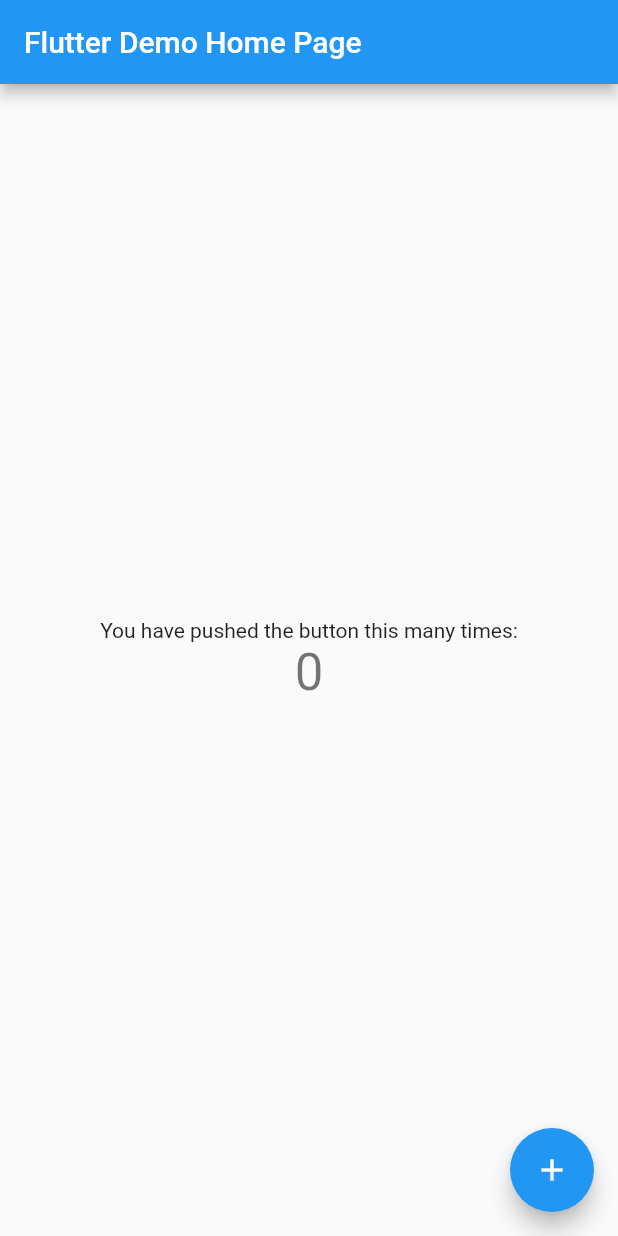
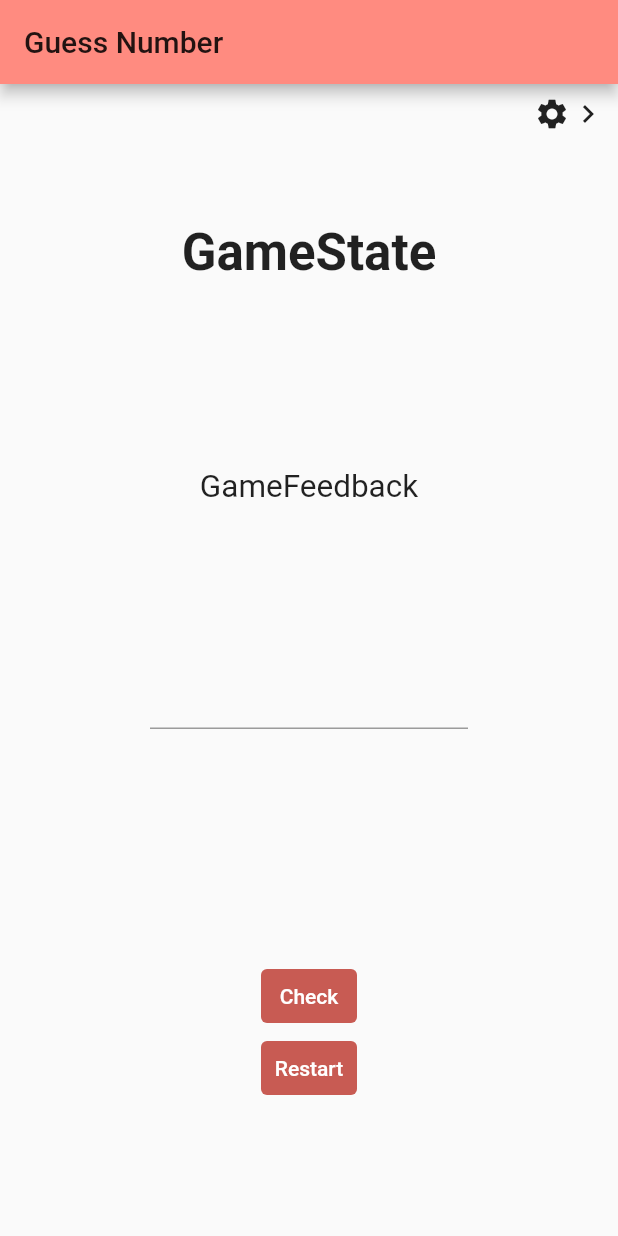
Before and after one commit to plonajakub/mobile_app_demos, a Flutter app: the screen it shows after launch, on a phone screen of 412 x 824 dp. Run offline on Flutter 3.47's test engine with Material 2 defaults, Android fonts, the phone set to English and light mode, and no system bars.

Commit message:
[Flutter] Add and configure PageView, add GamePage

```diff
--- a/flutter_guess_number/lib/main.dart
+++ b/flutter_guess_number/lib/main.dart
@@ -1,117 +1,38 @@
 import 'package:flutter/material.dart';
+import 'package:flutter_guess_number/pages/game-page.dart';
+import 'package:flutter_guess_number/pages/settings-page.dart';
 
 void main() {
   runApp(MyApp());
 }
 
 class MyApp extends StatelessWidget {
-  // This widget is the root of your application.
   @override
   Widget build(BuildContext context) {
     return MaterialApp(
-      title: 'Flutter Demo',
+      title: 'Guess Number',
       theme: ThemeData(
-        // This is the theme of your application.
-        //
-        // Try running your application with "flutter run". You'll see the
-        // application has a blue toolbar. Then, without quitting the app, try
-        // changing the primarySwatch below to Colors.green and then invoke
-        // "hot reload" (press "r" in the console where you ran "flutter run",
-        // or simply save your changes to "hot reload" in a Flutter IDE).
-        // Notice that the counter didn't reset back to zero; the application
-        // is not restarted.
-        primarySwatch: Colors.blue,
-        // This makes the visual density adapt to the platform that you run
-        // the app on. For desktop platforms, the controls will be smaller and
-        // closer together (more dense) than on mobile platforms.
-        visualDensity: VisualDensity.adaptivePlatformDensity,
+        primaryColor: const Color(0xFFFF8B80),
+        primaryColorDark: const Color(0xFFC85B53),
+        accentColor: const Color(0xFF80F4FF),
+        backgroundColor: Colors.white,
+        brightness: Brightness.light
       ),
-      home: MyHomePage(title: 'Flutter Demo Home Page'),
+      home: Scaffold(
+        resizeToAvoidBottomInset: true,
+        appBar: AppBar(
+          title: Text('Guess Number'),
+        ),
+        body: PageView(
+          controller: PageController(
+            initialPage: 0,
+          ),
+          children: [
+            GamePage(),
+            SettingsPage(),
+          ],
+        ),
+      ),
     );
   }
 }
-
-class MyHomePage extends StatefulWidget {
-  MyHomePage({Key key, this.title}) : super(key: key);
-
-  // This widget is the home page of your application. It is stateful, meaning
-  // that it has a State object (defined below) that contains fields that affect
-  // how it looks.
-
-  // This class is the configuration for the state. It holds the values (in this
-  // case the title) provided by the parent (in this case the App widget) and
-  // used by the build method of the State. Fields in a Widget subclass are
-  // always marked "final".
-
-  final String title;
-
-  @override
-  _MyHomePageState createState() => _MyHomePageState();
-}
-
-class _MyHomePageState extends State<MyHomePage> {
-  int _counter = 0;
-
-  void _incrementCounter() {
-    setState(() {
-      // This call to setState tells the Flutter framework that something has
-      // changed in this State, which causes it to rerun the build method below
-      // so that the display can reflect the updated values. If we changed
-      // _counter without calling setState(), then the build method would not be
-      // called again, and so nothing would appear to happen.
-      _counter++;
-    });
-  }
-
-  @override
-  Widget build(BuildContext context) {
-    // This method is rerun every time setState is called, for instance as done
-    // by the _incrementCounter method above.
-    //
-    // The Flutter framework has been optimized to make rerunning build methods
-    // fast, so that you can just rebuild anything that needs updating rather
-    // than having to individually change instances of widgets.
-    return Scaffold(
-      appBar: AppBar(
-        // Here we take the value from the MyHomePage object that was created by
-        // the App.build method, and use it to set our appbar title.
-        title: Text(widget.title),
-      ),
-      body: Center(
-        // Center is a layout widget. It takes a single child and positions it
-        // in the middle of the parent.
-        child: Column(
-          // Column is also a layout widget. It takes a list of children and
-          // arranges them vertically. By default, it sizes itself to fit its
-          // children horizontally, and tries to be as tall as its parent.
-          //
-          // Invoke "debug painting" (press "p" in the console, choose the
-          // "Toggle Debug Paint" action from the Flutter Inspector in Android
-          // Studio, or the "Toggle Debug Paint" command in Visual Studio Code)
-          // to see the wireframe for each widget.
-          //
-          // Column has various properties to control how it sizes itself and
-          // how it positions its children. Here we use mainAxisAlignment to
-          // center the children vertically; the main axis here is the vertical
-          // axis because Columns are vertical (the cross axis would be
-          // horizontal).
-          mainAxisAlignment: MainAxisAlignment.center,
-          children: <Widget>[
-            Text(
-              'You have pushed the button this many times:',
-            ),
-            Text(
-              '$_counter',
-              style: Theme.of(context).textTheme.headline4,
-            ),
-          ],
-        ),
-      ),
-      floatingActionButton: FloatingActionButton(
-        onPressed: _incrementCounter,
-        tooltip: 'Increment',
-        child: Icon(Icons.add),
-      ), // This trailing comma makes auto-formatting nicer for build methods.
-    );
-  }
-}
--- /dev/null
+++ b/flutter_guess_number/lib/pages/game-page.dart
@@ -0,0 +1,105 @@
+import 'package:flutter/material.dart';
+
+class GamePage extends StatefulWidget {
+  @override
+  _GamePageState createState() => _GamePageState();
+}
+
+class _GamePageState extends State<GamePage> {
+  TextEditingController _textEditingController;
+
+  void initState() {
+    super.initState();
+    _textEditingController = TextEditingController();
+  }
+
+  void dispose() {
+    _textEditingController.dispose();
+    super.dispose();
+  }
+
+  @override
+  Widget build(BuildContext context) {
+    return Container(
+      child: Center(
+        child: Column(
+          children: [
+            Container(
+                margin: EdgeInsets.fromLTRB(0, 8, 8, 0),
+                child: Row(
+                  mainAxisAlignment: MainAxisAlignment.end,
+                  children: [
+                    Icon(
+                      Icons.settings,
+                    ),
+                    Icon(Icons.keyboard_arrow_right)
+                  ],
+                )),
+            Expanded(
+              child: Container(
+                margin: EdgeInsets.fromLTRB(0, 60, 0, 0),
+                child: Text(
+                  'GameState',
+                  style: TextStyle(fontSize: 34, fontWeight: FontWeight.bold),
+                ),
+              ),
+            ),
+            Expanded(
+              child: Container(
+                margin: EdgeInsets.fromLTRB(0, 40, 0, 0),
+                child: Text(
+                  'GameFeedback',
+                  style: TextStyle(fontSize: 21),
+                ),
+              ),
+            ),
+            Expanded(
+              child: Container(
+                margin: EdgeInsets.symmetric(vertical: 0, horizontal: 100),
+                child: TextField(
+                  controller: _textEditingController,
+                  decoration: InputDecoration(
+                    isDense: true,
+                    contentPadding: EdgeInsets.all(1),
+                  ),
+                  style: TextStyle(
+                    fontSize: 24
+                  ),
+                  keyboardType: TextInputType.number,
+                ),
+              ),
+            ),
+            Expanded(
+              child: Container(
+                child: Column(children: [
+                  TextButton(
+                    child: Text('Check'),
+                    style: TextButton.styleFrom(
+                      primary: Colors.white,
+                      backgroundColor: Theme.of(context).primaryColorDark,
+                      onSurface: Colors.grey,
+                    ),
+                    onPressed: () {
+                      print('Pressed B1');
+                    },
+                  ),
+                  TextButton(
+                    child: Text('Restart'),
+                    style: TextButton.styleFrom(
+                      primary: Colors.white,
+                      backgroundColor: Theme.of(context).primaryColorDark,
+                      onSurface: Colors.grey,
+                    ),
+                    onPressed: () {
+                      print('Pressed B2');
+                    },
+                  )
+                ]),
+              ),
+            )
+          ],
+        ),
+      ),
+    );
+  }
+}
--- /dev/null
+++ b/flutter_guess_number/lib/pages/settings-page.dart
@@ -0,0 +1,17 @@
+import 'package:flutter/material.dart';
+
+class SettingsPage extends StatefulWidget {
+  @override
+  _SettingsPageState createState() => _SettingsPageState();
+}
+
+class _SettingsPageState extends State<SettingsPage> {
+  @override
+  Widget build(BuildContext context) {
+    return Container(
+      child: Center(
+        child: Text('SettingsPage'),
+      ),
+    );
+  }
+}
```
Also changed, not shown: 2 other files.
